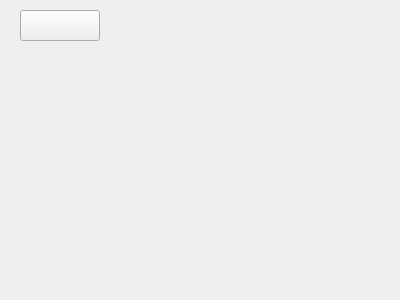
Old version of the form helpwindow.ui in the repository sunxinhao5513/qt_chengshe2023.
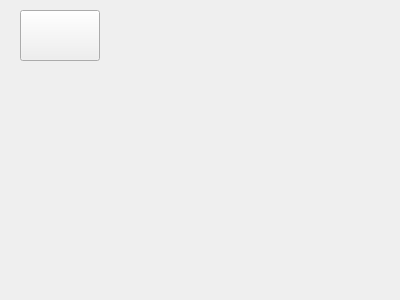
New version of the form. Icons and pictures are not drawn.

Patch:
```diff
--- a/helpwindow.ui
+++ b/helpwindow.ui
@@ -19,7 +19,7 @@
      <x>20</x>
      <y>10</y>
      <width>80</width>
-     <height>31</height>
+     <height>51</height>
     </rect>
    </property>
    <property name="styleSheet">
```
